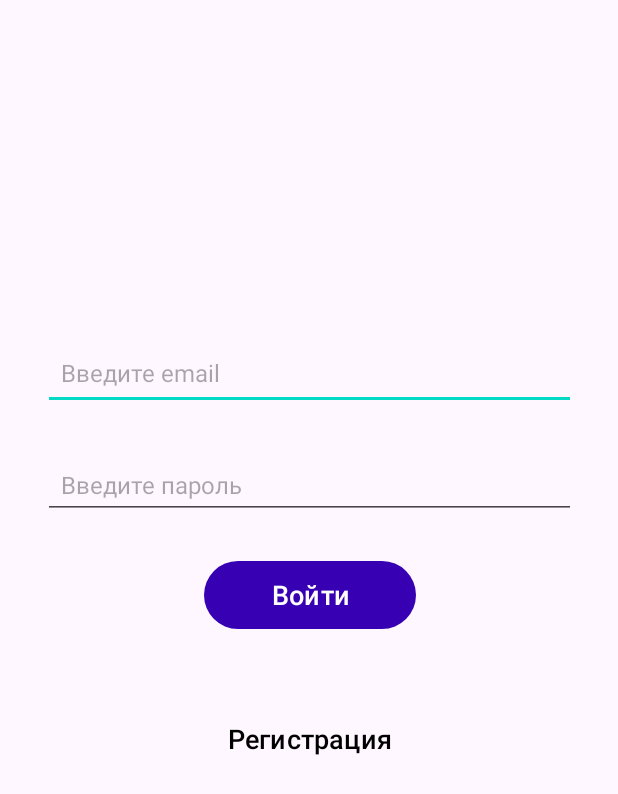
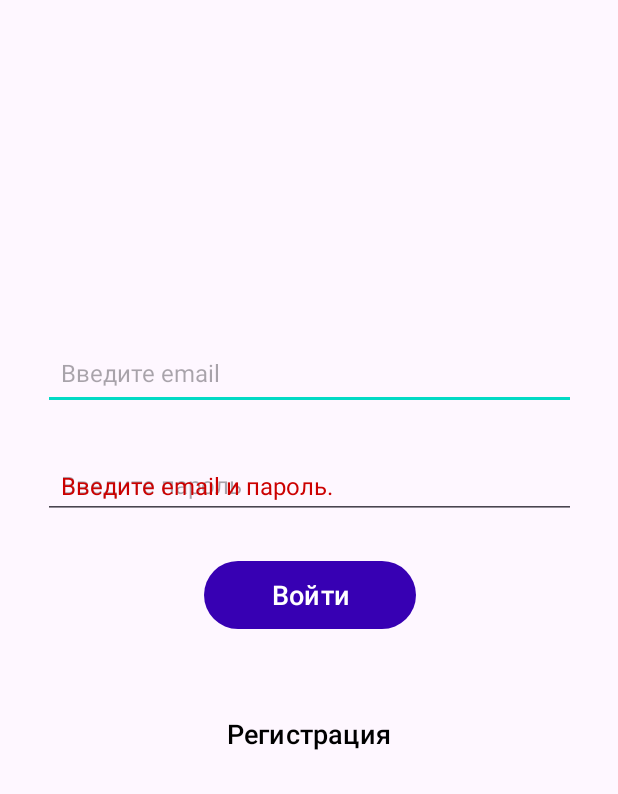
Before and after one commit to BoberCoder0/ScamGuard, an Android app: the screen it shows after launch (AuthActivity), after a tap on "Войти", on a phone screen of 412 x 824 dp. Shown: the top 794 px of the screen. Run offline under Robolectric (Android 15) with nearby library versions, the phone set to English and light mode, and no system bars; our stand-ins replace Firebase (no records; nobody signed in at launch, a user with empty details on screens opened directly).

Commit message:
just beauty

```diff
--- a/app/src/main/java/com/example/testapp2/fragments/LoginFragment.java
+++ b/app/src/main/java/com/example/testapp2/fragments/LoginFragment.java
@@ -15,6 +15,7 @@ import androidx.fragment.app.Fragment;
 
 import com.example.testapp2.ui.AuthNavigator;
 import com.google.firebase.auth.FirebaseAuth;
+import com.google.firebase.auth.FirebaseUser;
 import com.example.testapp2.Data.Firebase.FirebaseAuthManager;
 import com.example.testapp2.Activity.Account.AccountActivity;
 import com.example.testapp2.Activity.Account.AuthActivity;
@@ -25,6 +26,7 @@ public class LoginFragment extends Fragment {
 
     private FirebaseAuthManager authManager;
     private AuthNavigator navigator;
+    private TextView errorMessageText;
 
     @Nullable
     @Override
@@ -38,10 +40,16 @@ public class LoginFragment extends Fragment {
         EditText passwordInput = view.findViewById(R.id.password);
         Button loginButton = view.findViewById(R.id.loginButton);
         TextView goToRegister = view.findViewById(R.id.goToRegister);
+        errorMessageText = view.findViewById(R.id.errorMessageText); // Для вывода ошибки
 
         loginButton.setOnClickListener(v -> {
             String email = emailInput.getText().toString();
             String password = passwordInput.getText().toString();
+
+            if (email.isEmpty() || password.isEmpty()) {
+                showErrorMessage("Введите email и пароль.");
+                return;
+            }
 
             authManager.loginUser(email, password, new FirebaseAuthManager.AuthCallback() {
                 @Override
@@ -52,7 +60,14 @@ public class LoginFragment extends Fragment {
 
                 @Override
                 public void onFailure(String errorMessage) {
-                    Toast.makeText(getActivity(), "Ошибка: " + errorMessage, Toast.LENGTH_SHORT).show();
+                    if (errorMessage.contains("There is no user record")) {
+                        showErrorMessage("Вы не зарегистрированы. Пожалуйста, создайте аккаунт.");
+                        clearInputFields(emailInput, passwordInput);
+                    } else if (errorMessage.contains("The password is invalid")) {
+                        showErrorMessage("Неправильный email или пароль.");
+                    } else {
+                        showErrorMessage("Ошибка: " + errorMessage);
+                    }
                 }
             });
         });
@@ -61,4 +76,15 @@ public class LoginFragment extends Fragment {
 
         return view;
     }
+    // Показываем сообщение об ошибке
+    private void showErrorMessage(String message) {
+        errorMessageText.setText(message);
+        errorMessageText.setVisibility(View.VISIBLE);
+    }
+
+    // Очищаем поля ввода
+    private void clearInputFields(EditText email, EditText password) {
+        email.setText("");
+        password.setText("");
+    }
 }
--- a/app/src/main/res/layout/fragment_login.xml
+++ b/app/src/main/res/layout/fragment_login.xml
@@ -69,7 +69,7 @@
         android:layout_width="163dp"
         android:layout_height="52dp"
         android:layout_marginStart="124dp"
-        android:layout_marginTop="43dp"
+        android:layout_marginTop="40dp"
         android:layout_marginEnd="124dp"
         android:backgroundTint="#00505050"
         android:elevation="0dp"
@@ -77,7 +77,24 @@
         android:textColor="@color/black"
         android:textSize="18sp"
         app:layout_constraintEnd_toEndOf="parent"
+        app:layout_constraintHorizontal_bias="0.0"
         app:layout_constraintStart_toStartOf="parent"
         app:layout_constraintTop_toBottomOf="@+id/loginButton" />
 
+    <TextView
+        android:id="@+id/errorMessageText"
+        android:layout_width="355dp"
+        android:layout_height="45dp"
+        android:layout_marginStart="28dp"
+        android:layout_marginTop="27dp"
+        android:layout_marginEnd="28dp"
+        android:padding="12dp"
+        android:textSize="16sp"
+        android:visibility="gone"
+        android:text="Ошибка: Неверные данные"
+        android:textColor="@android:color/holo_red_dark"
+        app:layout_constraintEnd_toEndOf="parent"
+        app:layout_constraintStart_toStartOf="parent"
+        app:layout_constraintTop_toBottomOf="@+id/email" />
+
 </androidx.constraintlayout.widget.ConstraintLayout>
```
Also changed, not shown: app/build.gradle.kts (+13 -18 lines).
